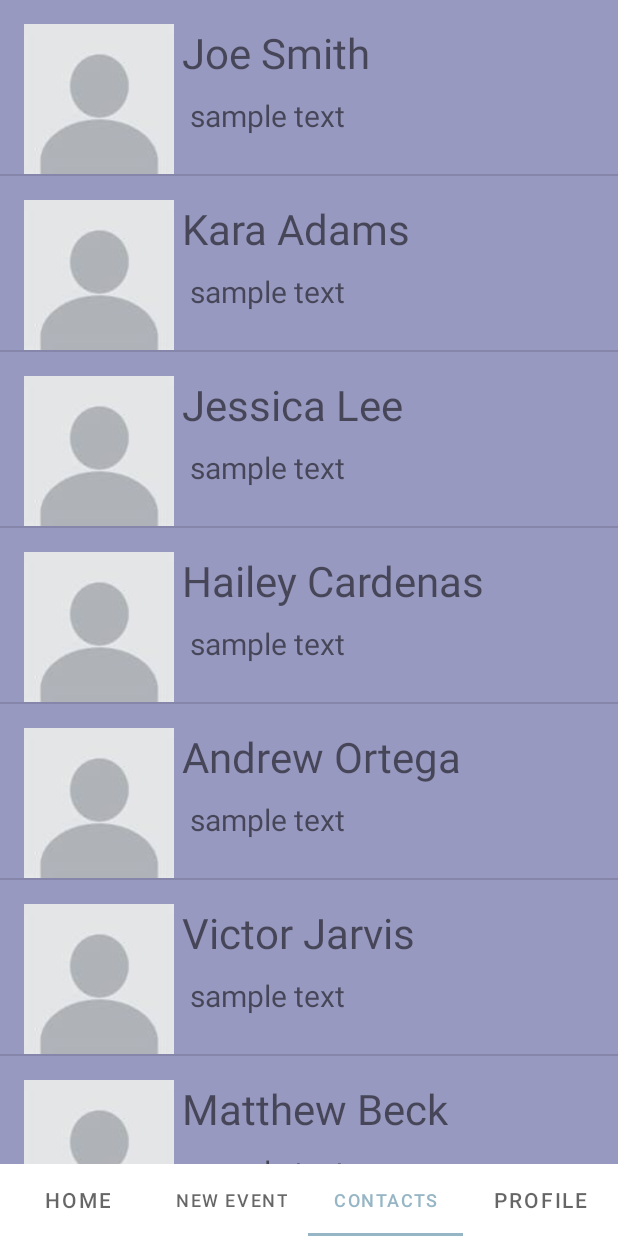
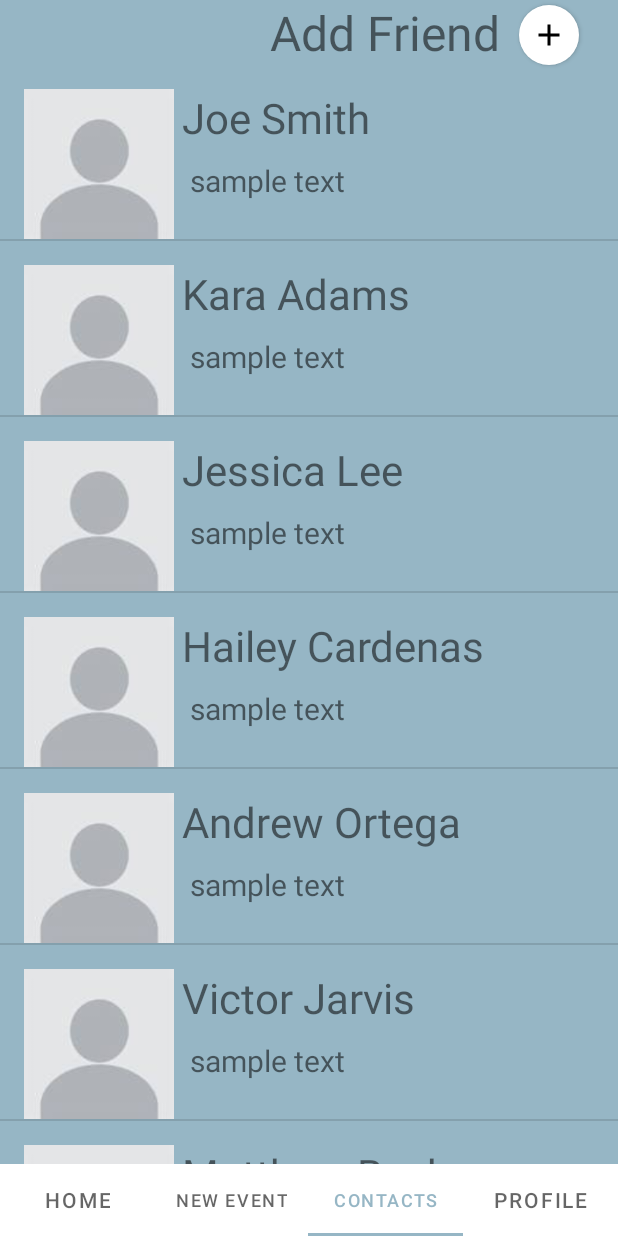
Before and after one commit to sp0603/Book-It, an Android app: the screen it shows after launch once a user with an empty profile is signed in (MainActivity), item 3 of the bottom bar chosen, on a phone screen of 412 x 824 dp. Run offline under Robolectric (Android 15) with nearby library versions, the phone set to English and light mode, and no system bars; our stand-ins replace Firebase (no records; nobody signed in at launch, a user with empty details on screens opened directly).

Commit message:
added "add friend" page(WIP), small changes to ContactsPage.java, some style and color elements

```diff
--- a/app/src/main/AndroidManifest.xml
+++ b/app/src/main/AndroidManifest.xml
@@ -39,6 +39,7 @@
 <!--                <category android:name="android.intent.category.LAUNCHER" />-->
 <!--            </intent-filter>-->
         </activity>
+        <activity android:name=".AddFriend"/>
         <activity
             android:name=".MainActivity"
             android:exported="false"></activity>
--- a/app/src/main/java/com/example/scheduling/ContactsPage.java
+++ b/app/src/main/java/com/example/scheduling/ContactsPage.java
@@ -1,20 +1,26 @@
 package com.example.scheduling;
 
+import android.content.Intent;
 import android.os.Bundle;
 
+import androidx.annotation.Nullable;
 import androidx.fragment.app.Fragment;
 
 import android.view.LayoutInflater;
 import android.view.View;
 import android.view.ViewGroup;
 import android.widget.AdapterView;
+import android.widget.ImageButton;
 import android.widget.ListView;
+import android.widget.TextView;
 import android.widget.Toast;
 
 import java.util.ArrayList;
 
 
 public class ContactsPage extends Fragment {
+    TextView textview;
+    ImageButton imgButton;
 
     ListView listView;
     ArrayList<ListViewUser> userArrayList;
@@ -28,6 +34,17 @@ public class ContactsPage extends Fragment {
                              Bundle savedInstanceState) {
         // Inflate the layout for this fragment
         View view = inflater.inflate(R.layout.fragment_contacts_page, container, false);
+
+        textview = view.findViewById(R.id.addFriendText);
+        imgButton = view.findViewById(R.id.imageButton2);
+
+        imgButton.setOnClickListener(new View.OnClickListener() {
+            @Override
+            public void onClick(View v) {
+                Intent intent = new Intent(requireContext(), AddFriend.class);
+                startActivity(intent);
+            }
+        });
 
         //1- AdapterView: a ListView
         listView = view.findViewById(R.id.listview);
--- /dev/null
+++ b/app/src/main/res/drawable/baseline_add_24.xml
@@ -0,0 +1,11 @@
+<vector
+    android:height="24dp"
+    android:tint="#000000"
+    android:viewportHeight="24"
+    android:viewportWidth="24"
+    android:width="24dp"
+    xmlns:android="http://schemas.android.com/apk/res/android">
+    <path
+        android:fillColor="#CC5C5C"
+        android:pathData="M19,13h-6v6h-2v-6H5v-2h6V5h2v6h6v2z"/>
+</vector>
--- /dev/null
+++ b/app/src/main/res/drawable/circle_button_background.xml
@@ -0,0 +1,5 @@
+<shape
+    xmlns:android="http://schemas.android.com/apk/res/android"
+    android:shape="oval">
+    <solid android:color="@color/white"/>
+</shape>
--- a/app/src/main/res/layout/fragment_contacts_page.xml
+++ b/app/src/main/res/layout/fragment_contacts_page.xml
@@ -1,14 +1,43 @@
 <?xml version="1.0" encoding="utf-8"?>
-<FrameLayout xmlns:android="http://schemas.android.com/apk/res/android"
+<androidx.constraintlayout.widget.ConstraintLayout xmlns:android="http://schemas.android.com/apk/res/android"
+    xmlns:app="http://schemas.android.com/apk/res-auto"
     xmlns:tools="http://schemas.android.com/tools"
     android:layout_width="match_parent"
     android:layout_height="match_parent"
-    android:background="#349C27B0"
+    android:background="#96B6C5"
     tools:context=".ContactsPage">
 
     <ListView
         android:id="@+id/listview"
-        android:layout_width="match_parent"
-        android:layout_height="match_parent"/>
+        android:layout_width="413dp"
+        android:layout_height="0dp"
+        app:layout_constraintBottom_toBottomOf="parent"
+        app:layout_constraintEnd_toEndOf="parent"
+        app:layout_constraintStart_toStartOf="parent"
+        app:layout_constraintTop_toBottomOf="@+id/addFriendText" />
 
-</FrameLayout>
+    <ImageButton
+        android:id="@+id/imageButton2"
+        style="@style/CircleButton"
+        android:layout_width="40dp"
+        android:layout_height="40dp"
+        android:layout_marginStart="4dp"
+        android:layout_marginTop="4dp"
+        android:src="@drawable/baseline_add_24"
+        app:layout_constraintStart_toEndOf="@+id/addFriendText"
+        tools:layout_editor_absoluteY="0dp"
+        app:layout_constraintBottom_toTopOf="@id/listview"/>
+
+    <TextView
+        android:id="@+id/addFriendText"
+        android:layout_width="wrap_content"
+        android:layout_height="wrap_content"
+        android:layout_marginStart="180dp"
+        android:text="Add Friend "
+        android:textSize="32dp"
+        app:layout_constraintBottom_toBottomOf="@+id/imageButton2"
+        app:layout_constraintStart_toStartOf="parent"
+        app:layout_constraintTop_toTopOf="parent"
+        app:layout_constraintVertical_bias="0.333" />
+
+</androidx.constraintlayout.widget.ConstraintLayout>
--- a/app/src/main/res/layout/tablayout.xml
+++ b/app/src/main/res/layout/tablayout.xml
@@ -1,5 +1,6 @@
 <?xml version="1.0" encoding="utf-8"?>
-<androidx.constraintlayout.widget.ConstraintLayout xmlns:android="http://schemas.android.com/apk/res/android"
+<androidx.constraintlayout.widget.ConstraintLayout
+    xmlns:android="http://schemas.android.com/apk/res/android"
     xmlns:app="http://schemas.android.com/apk/res-auto"
     xmlns:tools="http://schemas.android.com/tools"
     android:layout_width="match_parent"
--- a/app/src/main/res/values/colors.xml
+++ b/app/src/main/res/values/colors.xml
@@ -5,7 +5,7 @@
     <color name="my_secondary"> #ADC4CE</color>
 
     <color name="black">#FF000000</color>
-    <color name="white">#FFFFFFFF</color>
+    <color name="white">#FFFFFF</color>
 
     <color name="sand">#EEE0C9</color>
     <color name="light_gray">#F1F0E8</color>
--- /dev/null
+++ b/app/src/main/res/values/styles.xml
@@ -0,0 +1,14 @@
+<?xml version="1.0" encoding="utf-8"?>
+<resources>
+    <style
+        name="WhiteButton"
+        parent="Widget.MaterialComponents.Button">
+        <item name="android:background">@color/white</item>
+    </style>
+    <style
+        name="CircleButton"
+        parent="Widget.AppCompat.Button">
+        <item name="android:background">@drawable/circle_button_background</item>
+        <item name="android:textColor">@android:color/white</item>
+    </style>
+</resources>
```
Also changed, not shown: app/src/main/java/com/example/scheduling/AddFriend.java (added, +47 -0 lines), app/src/main/res/layout/add_friend.xml (added, +52 -0 lines).
